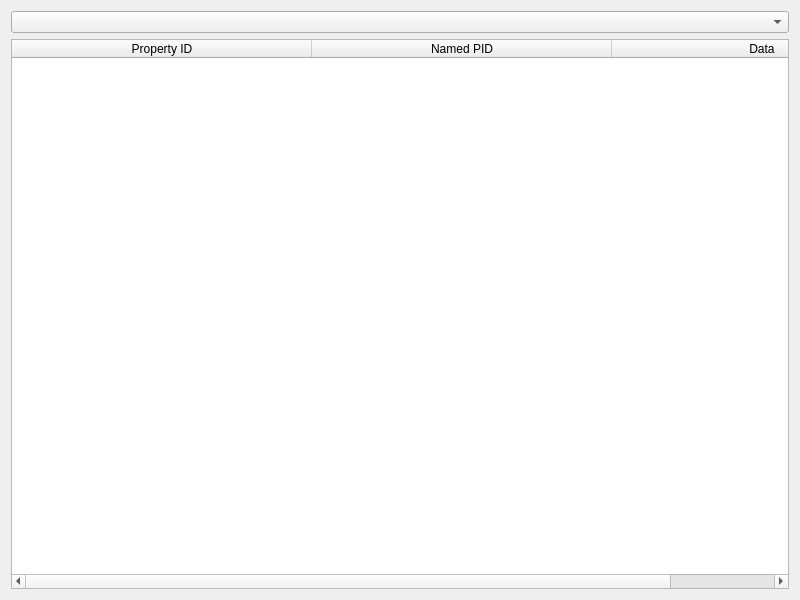
Qt form msg_explorer/ui/named_properties_viewer.ui (TeamMsgExtractor/msg-explorer) before a commit.
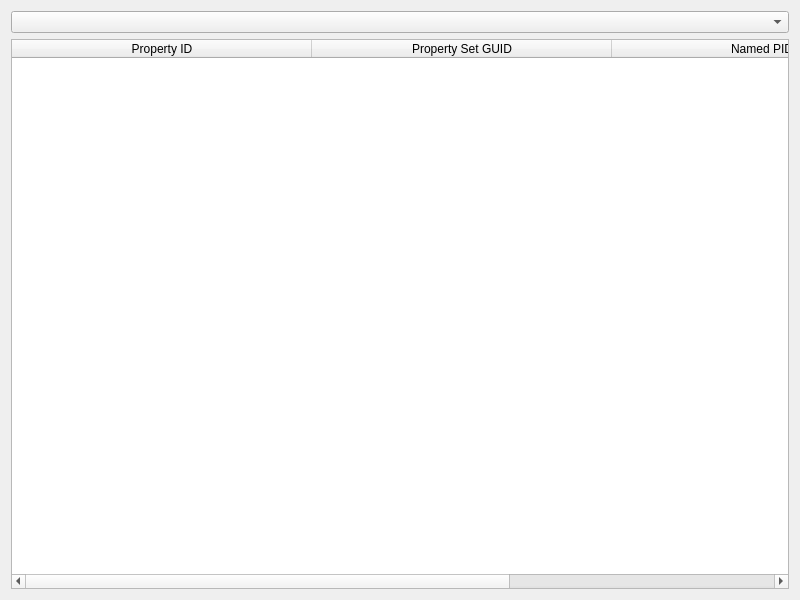
The same form after that commit.

```diff
--- a/msg_explorer/ui/named_properties_viewer.ui
+++ b/msg_explorer/ui/named_properties_viewer.ui
@@ -36,6 +36,11 @@
        <string>Property ID</string>
       </property>
      </column>
+     <column>
+      <property name="text">
+       <string>Property Set GUID</string>
+      </property>
+     </column>
      <column>
       <property name="text">
        <string>Named PID</string>
```
